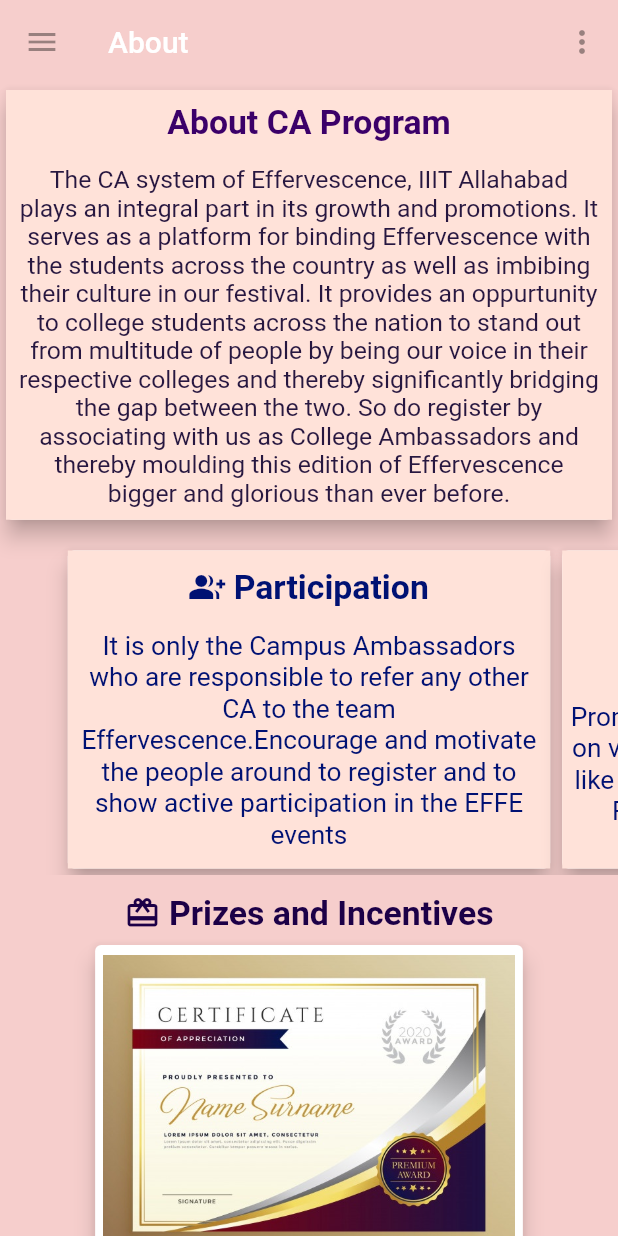
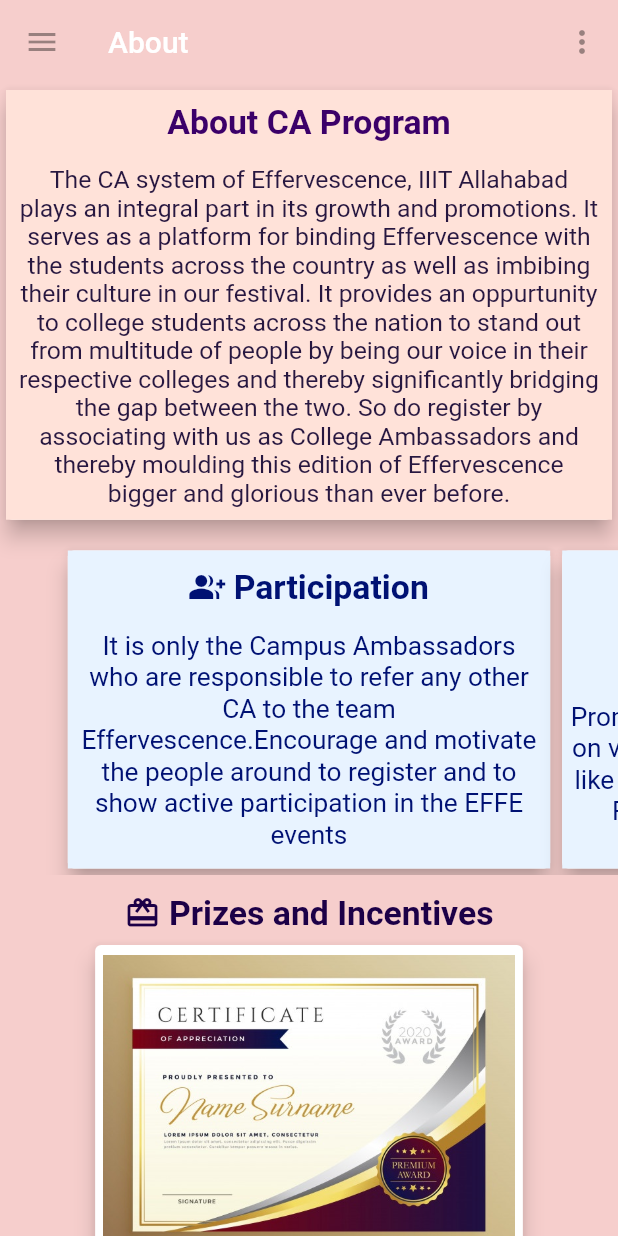
Before and after one commit to Cybertron-Avneesh/EffeCA, a Flutter app: the AboutScreen screen opened directly, on a phone screen of 412 x 824 dp. Run offline on Flutter 3.47's test engine with Material 2 defaults, Android fonts, the phone set to English and light mode, and no system bars; drawn by our look-alikes of carousel_slider; our stand-ins replace cloud_firestore, eva_icons_flutter, firebase_auth, firebase_storage, flare_flutter, flutter_svg and 5 more; missing offline and left inert: flare_splash_screen; accounts and stored records are empty.

Commit message:
Revert "minor changes"

```diff
--- a/lib/screens/about.dart
+++ b/lib/screens/about.dart
@@ -223,7 +223,7 @@
     return Card(
       elevation: 6,
       child: Container(
-        color: Color(0xffffe2d9),
+        color: Color(0xffe8f3ff),
         child: Padding(
           padding: EdgeInsets.all(5),
           child: Column(
--- a/lib/screens/contact.dart
+++ b/lib/screens/contact.dart
@@ -177,7 +177,6 @@
             widget.name,
             style: TextStyle(
               fontSize: 20,
-              fontWeight: FontWeight.w500,
               color: Colors.white,
             ),
           ),
--- a/lib/screens/login_page.dart
+++ b/lib/screens/login_page.dart
@@ -40,7 +40,7 @@
       color: Colors.white,
       onPressed: () {
         signInWithGoogle().whenComplete(() {
-          Navigator.of(context).pushReplacement(
+          Navigator.of(context).push(
             MaterialPageRoute(
               builder: (context) {
               return CollegePhoneDetail(uid: uid);
```
Also changed, not shown: lib/screens/firstscreen.dart (line endings or trailing spaces), pubspec.lock.
